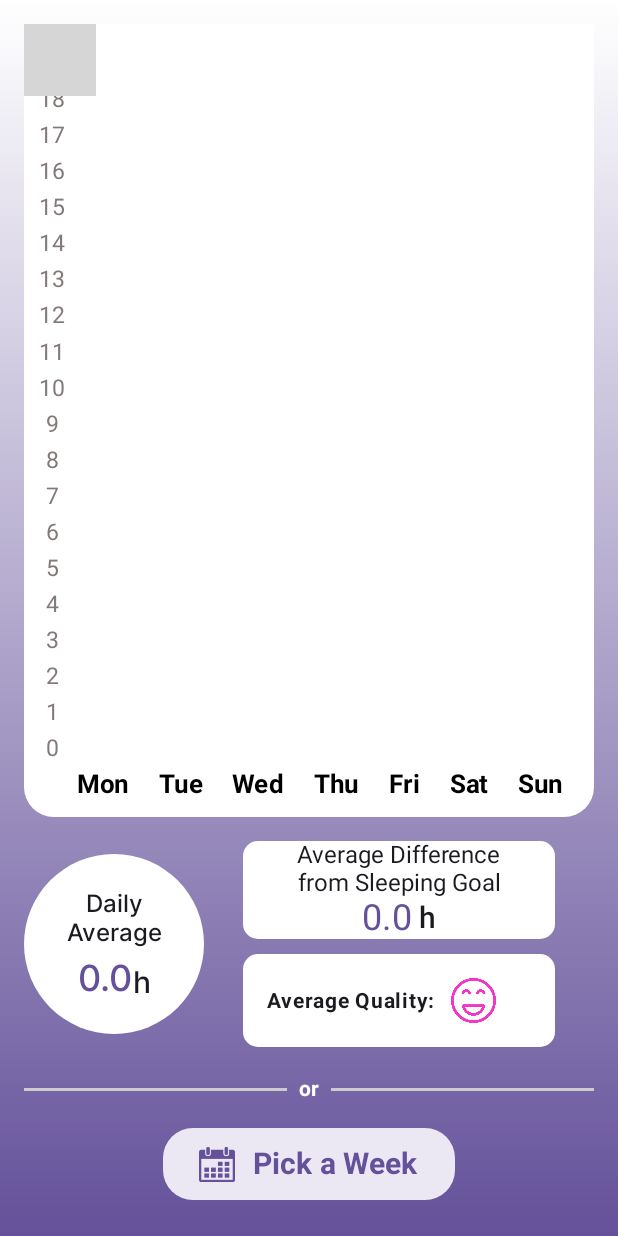
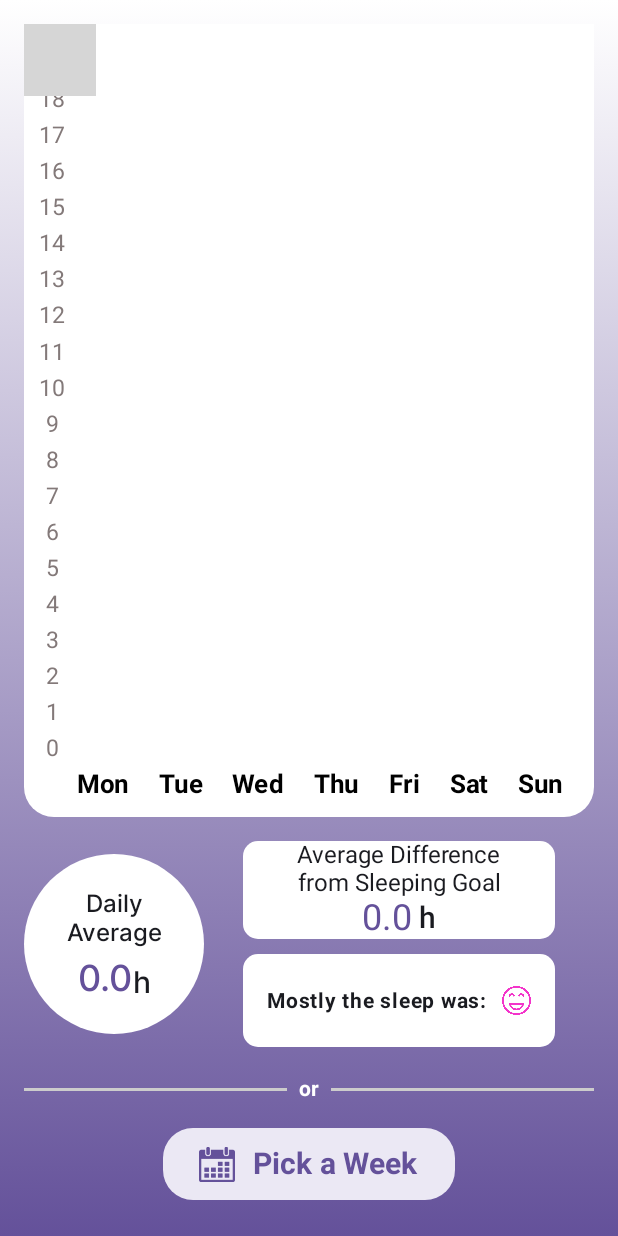
Before and after one commit to Lydiacwall/HappyHabits, an Android app built with Jetpack Compose: the composable SleepStatisticsPageView shown on its own in the app's theme, scrolled down 206 dp, on a phone screen of 412 x 824 dp. Run offline under Robolectric (Android 15) with nearby library versions, the phone set to English and light mode, and no system bars; our stand-ins replace Dagger/Hilt's generated code; libraries missing offline, so code that uses them is left out: com.vanpra.composematerialdialogs; 2 statements that could not run were skipped; grey boxes are pictures that could not be loaded.

Commit message:
added sleep quality on frontend in statistics

```diff
--- a/Mobile-App/app/src/main/java/com/example/happyhabits/feature_application/feauture_sleep/data/model/SleepStatistics.kt
+++ b/Mobile-App/app/src/main/java/com/example/happyhabits/feature_application/feauture_sleep/data/model/SleepStatistics.kt
@@ -6,4 +6,5 @@ data class SleepStatistics (
     val dailyAverageMinutes : Float,
     val differenceInHours : Float,
     val differenceInMinutes : Float,
+    val mostFrequentQuality : String
 )
--- a/Mobile-App/app/src/main/java/com/example/happyhabits/feature_application/feauture_sleep/presentation/sleep_statistics_screen/SleepStatisticsPageScreen.kt
+++ b/Mobile-App/app/src/main/java/com/example/happyhabits/feature_application/feauture_sleep/presentation/sleep_statistics_screen/SleepStatisticsPageScreen.kt
@@ -320,7 +320,7 @@ fun SleepStatisticsPageView(
                     ) {
                         Row(verticalAlignment = Alignment.CenterVertically) {
                             Text(
-                                text = "Average Quality:",
+                                text = "Mostly the sleep was:",
                                 fontSize = 14.sp,
                                 fontWeight = FontWeight.Bold
                             )
--- a/Mobile-App/app/src/main/java/com/example/happyhabits/feature_application/feauture_sleep/presentation/sleep_statistics_screen/SleepStatisticsPageViewModel.kt
+++ b/Mobile-App/app/src/main/java/com/example/happyhabits/feature_application/feauture_sleep/presentation/sleep_statistics_screen/SleepStatisticsPageViewModel.kt
@@ -45,7 +45,7 @@ class SleepStatisticsPageViewModel @Inject constructor(
                     setList(sleepStas.sleepDurations)
                     setAverage(sleepStas.dailyAverageMinutes,sleepStas.dailyAverageHours)
                     setDif(sleepStas.differenceInMinutes,sleepStas.differenceInHours)
-                    setQuality("good")// TODO : CHANGE IT
+                    setQuality(sleepStas.mostFrequentQuality)
                 }
             }
         }
@@ -66,7 +66,7 @@ class SleepStatisticsPageViewModel @Inject constructor(
                             setList(sleepStas.sleepDurations)
                             setAverage(sleepStas.dailyAverageMinutes, sleepStas.dailyAverageHours)
                             setDif(sleepStas.differenceInMinutes, sleepStas.differenceInHours)
-                            setQuality("good")// TODO : CHANGE IT
+                            setQuality(sleepStas.mostFrequentQuality)
                         }
                     }
                 }
```
